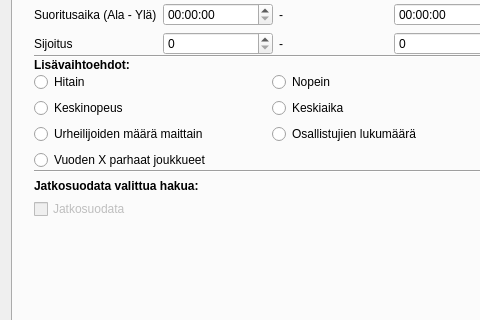
vikidi/Finlandia-Hiihto-Visual, file App/UI/finlandia.ui: the form before one commit; both pictures show x 0 to 480 and y 241 to 561 of the 1280 by 827 pixel window.
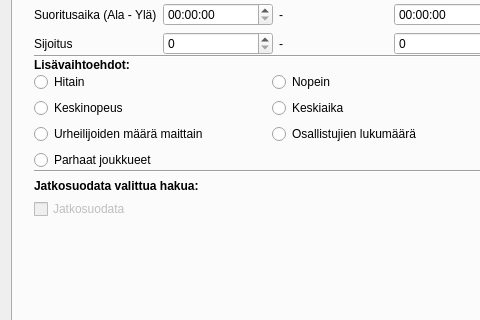
The form after the commit. Custom widgets are drawn as their Qt base class.

The edit to the form file:
```diff
--- a/App/UI/finlandia.ui
+++ b/App/UI/finlandia.ui
@@ -1000,7 +1000,7 @@
                <item row="3" column="0">
                 <widget class="QRadioButton" name="vuodenXparhaatRP">
                  <property name="text">
-                  <string>Vuoden X parhaat joukkueet</string>
+                  <string>Parhaat joukkueet</string>
                  </property>
                  <property name="autoExclusive">
                   <bool>false</bool>
```
